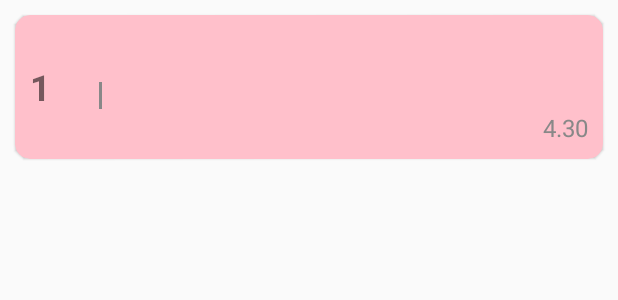
After one commit to intozph0824/kudian, an Android app: the layout item_local_music.xml on its own in the app's theme, with its tools: preview values and no code run, on a phone screen of 412 x 824 dp. The commit adds this screen. Shown: the top 300 px of the screen. Run offline under Robolectric (Android 15) with nearby library versions, the phone set to English and light mode, and no system bars.

Commit message:
我的音乐界面

```diff
--- a/app/build.gradle
+++ b/app/build.gradle
@@ -28,6 +28,8 @@ dependencies {
 
     implementation 'androidx.appcompat:appcompat:1.1.0'
     implementation 'androidx.constraintlayout:constraintlayout:1.1.3'
+    implementation 'androidx.recyclerview:recyclerview:1.1.0'
+    implementation 'androidx.cardview:cardview:1.0.0'
     testImplementation 'junit:junit:4.12'
     androidTestImplementation 'androidx.test.ext:junit:1.1.1'
     androidTestImplementation 'androidx.test.espresso:espresso-core:3.2.0'
--- a/app/src/main/AndroidManifest.xml
+++ b/app/src/main/AndroidManifest.xml
@@ -1,6 +1,7 @@
 <?xml version="1.0" encoding="utf-8"?>
 <manifest xmlns:android="http://schemas.android.com/apk/res/android"
     package="com.example.kudian">
+    <uses-permission android:name="android.permission.WRITE_EXTERNAL_STORAGE"/>
 
     <application
         android:allowBackup="true"
--- /dev/null
+++ b/app/src/main/res/layout/item_local_music.xml
@@ -0,0 +1,78 @@
+<?xml version="1.0" encoding="utf-8"?>
+<androidx.cardview.widget.CardView xmlns:android="http://schemas.android.com/apk/res/android"
+    android:layout_width="match_parent"
+    android:layout_height="wrap_content"
+    xmlns:app="http://schemas.android.com/apk/res-auto"
+    android:layout_marginRight="10dp"
+    android:layout_marginLeft="10dp"
+    android:layout_marginTop="10dp"
+    app:contentPadding="10dp"
+    app:cardCornerRadius="10dp"
+    app:cardElevation="1dp"
+    app:cardBackgroundColor="@color/colorpink">
+    <RelativeLayout
+        android:layout_width="match_parent"
+        android:layout_height="wrap_content">
+        <TextView
+            android:id="@+id/item_local_music_num"
+            android:layout_width="wrap_content"
+            android:layout_height="wrap_content"
+            android:text="1"
+            android:layout_centerVertical="true"
+            android:textSize="24sp"
+            android:textStyle="bold"/>
+        <TextView
+            android:id="@+id/item_local_music_song"
+            android:layout_width="wrap_content"
+            android:layout_height="wrap_content"
+            android:text=""
+            android:textSize="18sp"
+            android:textStyle="bold"
+            android:layout_toRightOf="@id/item_local_music_num"
+            android:singleLine="true"
+            android:layout_marginLeft="20dp"/>
+        <TextView
+            android:id="@+id/item_local_music_singer"
+            android:layout_width="wrap_content"
+            android:layout_height="wrap_content"
+            android:text=""
+            android:layout_below="@id/item_local_music_song"
+            android:layout_marginLeft="36dp"
+            android:layout_marginTop="10dp"
+            android:textSize="14sp"
+            android:textColor="#888"/>
+        <TextView
+            android:id="@+id/item_local_music_line"
+            android:layout_width="2dp"
+            android:layout_height="18dp"
+            android:background="#888"
+            android:layout_toRightOf="@id/item_local_music_singer"
+            android:layout_marginLeft="10dp"
+            android:layout_marginRight="10dp"
+            android:layout_alignTop="@id/item_local_music_singer"/>
+
+        <TextView
+            android:id="@+id/item_local_music_album"
+            android:layout_width="wrap_content"
+            android:layout_height="wrap_content"
+            android:text=""
+            android:layout_toRightOf="@id/item_local_music_line"
+            android:layout_alignTop="@id/item_local_music_singer"
+            android:textSize="14sp"
+            android:textColor="#888"
+            android:ellipsize="end"
+            android:singleLine="true"/>
+
+        <TextView
+            android:id="@+id/item-local_music_durtion"
+            android:layout_width="wrap_content"
+            android:layout_height="wrap_content"
+            android:layout_below="@id/item_local_music_singer"
+            android:layout_alignParentRight="true"
+            android:text="4.30"
+            android:textSize="16sp"
+            android:textColor="#888"/>
+
+    </RelativeLayout>
+
+</androidx.cardview.widget.CardView>
--- a/app/src/main/res/values/colors.xml
+++ b/app/src/main/res/values/colors.xml
@@ -3,4 +3,6 @@
     <color name="colorPrimary">#6200EE</color>
     <color name="colorPrimaryDark">#3700B3</color>
     <color name="colorAccent">#03DAC5</color>
+    <color name="colorpink">#ffc0cb</color>
+
 </resources>
--- /dev/null
+++ b/app/src/main/res/values/ids.xml
@@ -0,0 +1,5 @@
+<?xml version="1.0" encoding="utf-8"?>
+<resources>
+    <item name="item_local_music_durtion" type="id" />
+    <item name="local_music_rv" type="id" />
+</resources>
```
Also changed, not shown: app/src/main/java/com/example/kudian/LocalMusicAdapter_y.java (added, +74 -0 lines), app/src/main/java/com/example/kudian/LocalMusicBean_y.java (added, +71 -0 lines), app/src/main/java/com/example/kudian/MainActivity_y.java (added, +218 -0 lines), app/src/main/res/layout/activity_main_y.xml (added, +71 -0 lines), app/src/main/res/mipmap-hdpi/a1.png (added), app/src/main/res/mipmap-hdpi/bj2.jpg (added), app/src/main/res/mipmap-hdpi/icon_last.png (added), app/src/main/res/mipmap-hdpi/icon_next.png (added), app/src/main/res/mipmap-hdpi/icon_pause.png (added), app/src/main/res/mipmap-hdpi/icon_play.png (added), app/src/main/res/mipmap-hdpi/icon_song.png (added).
